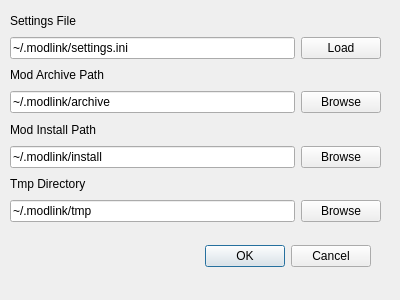
Above: ui/settings.ui from rcn8397/modlink before the change. Below: the same form after it.
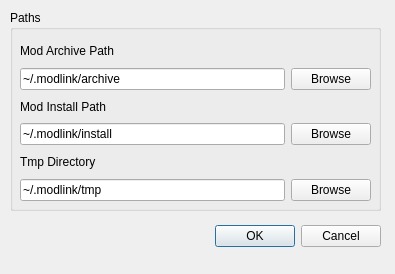
That is the form after the change. Icons and pictures are not drawn.

Commit message: switching to Qsettings

```diff
--- a/ui/settings.ui
+++ b/ui/settings.ui
@@ -6,8 +6,8 @@
    <rect>
     <x>0</x>
     <y>0</y>
-    <width>400</width>
-    <height>300</height>
+    <width>395</width>
+    <height>274</height>
    </rect>
   </property>
   <property name="windowTitle">
@@ -16,8 +16,8 @@
   <widget class="QDialogButtonBox" name="buttonBox">
    <property name="geometry">
     <rect>
-     <x>30</x>
-     <y>240</y>
+     <x>40</x>
+     <y>220</y>
      <width>341</width>
      <height>32</height>
     </rect>
@@ -29,105 +29,64 @@
     <set>QDialogButtonBox::Cancel|QDialogButtonBox::Ok</set>
    </property>
   </widget>
-  <widget class="QWidget" name="">
+  <widget class="QGroupBox" name="groupBox">
    <property name="geometry">
     <rect>
      <x>10</x>
      <y>10</y>
      <width>371</width>
-     <height>212</height>
+     <height>201</height>
+    </rect>
+   </property>
+   <property name="title">
+    <string>Paths</string>
+   </property>
+   <widget class="QWidget" name="">
+    <property name="geometry">
+     <rect>
+      <x>10</x>
+      <y>30</y>
+      <width>351</width>
+      <height>161</height>
     </rect>
    </property>
    <layout class="QGridLayout" name="gridLayout">
-    <item row="0" column="0">
-     <widget class="QLabel" name="label">
-      <property name="text">
-       <string>Settings File</string>
-      </property>
-     </widget>
-    </item>
     <item row="1" column="0">
-     <widget class="QLineEdit" name="settingsFilePathLineEdit">
-      <property name="text">
-       <string>~/.modlink/settings.ini</string>
-      </property>
-     </widget>
-    </item>
-    <item row="1" column="1">
-     <widget class="QPushButton" name="loadBrowseButton">
-      <property name="text">
-       <string>Load</string>
-      </property>
-      <property name="icon">
-       <iconset theme="document-open"/>
-      </property>
-     </widget>
-    </item>
-    <item row="2" column="0">
-     <widget class="QLabel" name="label_2">
-      <property name="text">
-       <string>Mod Archive Path</string>
-      </property>
-     </widget>
-    </item>
-    <item row="3" column="0">
      <widget class="QLineEdit" name="modArchivePathLineEdit">
       <property name="text">
        <string>~/.modlink/archive</string>
       </property>
      </widget>
     </item>
-    <item row="3" column="1">
-     <widget class="QPushButton" name="archivePathBrowseButton">
-      <property name="text">
-       <string>Browse</string>
-      </property>
-      <property name="icon">
-       <iconset theme="document-open">
-        <normaloff>.</normaloff>.</iconset>
-      </property>
-     </widget>
-    </item>
     <item row="4" column="0">
-     <widget class="QLabel" name="label_3">
-      <property name="text">
-       <string>Mod Install Path</string>
-      </property>
-     </widget>
-    </item>
-    <item row="5" column="0">
-     <widget class="QLineEdit" name="modInstallPathLineEdit">
-      <property name="text">
-       <string>~/.modlink/install</string>
-      </property>
-     </widget>
-    </item>
-    <item row="5" column="1">
-     <widget class="QPushButton" name="installPathBrowseButton">
-      <property name="text">
-       <string>Browse</string>
-      </property>
-      <property name="icon">
-       <iconset theme="document-open">
-        <normaloff>.</normaloff>.</iconset>
-      </property>
-     </widget>
-    </item>
-    <item row="6" column="0">
      <widget class="QLabel" name="label_4">
       <property name="text">
        <string>Tmp Directory</string>
       </property>
      </widget>
     </item>
-    <item row="7" column="0">
+     <item row="5" column="0">
      <widget class="QLineEdit" name="tmpPathLineEdit">
       <property name="text">
        <string>~/.modlink/tmp</string>
       </property>
      </widget>
     </item>
-    <item row="7" column="1">
+     <item row="0" column="0">
+      <widget class="QLabel" name="label_2">
+       <property name="text">
+        <string>Mod Archive Path</string>
+       </property>
+      </widget>
+     </item>
+     <item row="2" column="0">
+      <widget class="QLabel" name="label_3">
+       <property name="text">
+        <string>Mod Install Path</string>
+       </property>
+      </widget>
+     </item>
+     <item row="5" column="1">
      <widget class="QPushButton" name="tmpPathBrowseButton">
       <property name="text">
        <string>Browse</string>
@@ -138,9 +97,39 @@
       </property>
      </widget>
     </item>
+     <item row="1" column="1">
+      <widget class="QPushButton" name="archivePathBrowseButton">
+       <property name="text">
+        <string>Browse</string>
+       </property>
+       <property name="icon">
+        <iconset theme="document-open">
+         <normaloff>.</normaloff>.</iconset>
+       </property>
+      </widget>
+     </item>
+     <item row="3" column="0">
+      <widget class="QLineEdit" name="modInstallPathLineEdit">
+       <property name="text">
+        <string>~/.modlink/install</string>
+       </property>
+      </widget>
+     </item>
+     <item row="3" column="1">
+      <widget class="QPushButton" name="installPathBrowseButton">
+       <property name="text">
+        <string>Browse</string>
+       </property>
+       <property name="icon">
+        <iconset theme="document-open">
+         <normaloff>.</normaloff>.</iconset>
+       </property>
+      </widget>
+     </item>
    </layout>
   </widget>
  </widget>
+ </widget>
  <resources/>
  <connections>
   <connection>
```
Left out of the diff: 16 changed lines with no effect on the pictures. Lines whose indentation alone changed are shown as unchanged. The commit also changes 2 other files.
